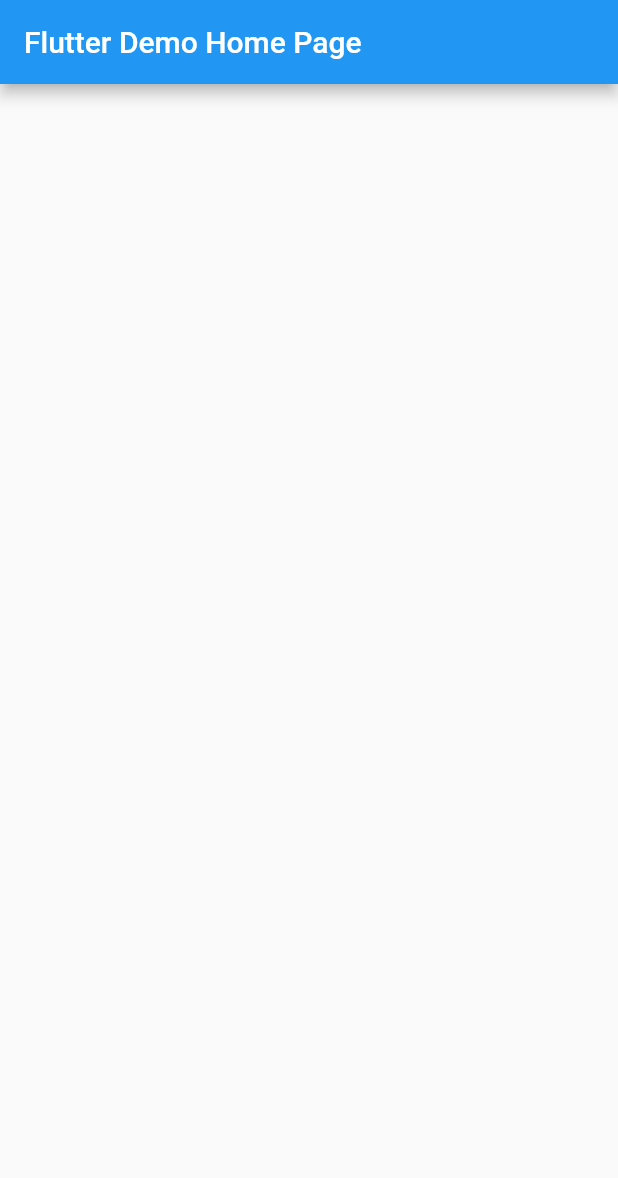
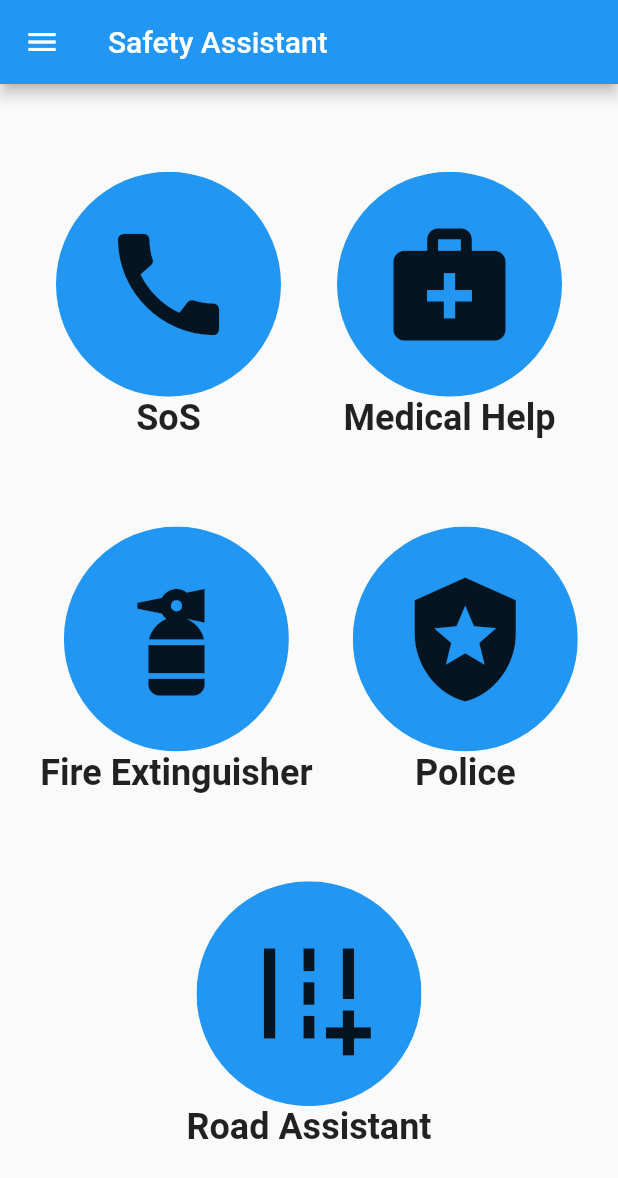
Before and after one commit to SiddhantPawar03/safety-assistant, a Flutter app: the screen it shows after launch, on a phone screen of 412 x 824 dp. Shown: the top 1178 px of the screen. Run offline on Flutter 3.47's test engine with Material 2 defaults, Android fonts, the phone set to English and light mode, and no system bars.

Commit message:
UI added

```diff
--- a/safety_assistant/lib/dashboard.dart
+++ b/safety_assistant/lib/dashboard.dart
@@ -9,13 +9,97 @@ class MyHomePage extends StatefulWidget {
 }
 
 class _MyHomePageState extends State<MyHomePage> {
-
   @override
   Widget build(BuildContext context) {
     return Scaffold(
+      drawer: Drawer(
+        child: Center(
+          child: Column(
+            children: <Widget>[
+              const UserAccountsDrawerHeader(
+                decoration: BoxDecoration(color: Colors.blue),
+                currentAccountPicture: CircleAvatar(
+                  radius: 50.0,
+                  backgroundColor: Color(0xFF778899),
+                  backgroundImage: NetworkImage(
+                      "https://avatars.githubusercontent.com/u/90468365?v=4"),
+                ),
+                accountName: Text(
+                  "Pavan Bhadane",
+                  style: TextStyle(color: Colors.black, fontSize: 19),
+                ),
+                accountEmail: Text(
+                  "Pavan49719@gmail.com",
+                  style: TextStyle(color: Colors.black),
+                ),
+              ),
+              ElevatedButton(onPressed: () {}, child: Text('Add SoS numbers')),
+              ElevatedButton(
+                  onPressed: () {}, child: Text('Check Device Status')),
+            ],
+          ),
+        ),
+      ),
       appBar: AppBar(
         title: Text(widget.title),
+      ),
+      body: Column(
+        mainAxisAlignment: MainAxisAlignment.spaceEvenly,
+        children: [
+          Row(
+            mainAxisAlignment: MainAxisAlignment.spaceEvenly,
+            children: [
+              icon_button(icon: Icons.call, titleText: "SoS"),
+              icon_button(
+                  icon: Icons.medical_services, titleText: "Medical Help"),
+            ],
+          ),
+          Row(
+            mainAxisAlignment: MainAxisAlignment.spaceEvenly,
+            children: [
+              icon_button(
+                  icon: Icons.fire_extinguisher,
+                  titleText: "Fire Extinguisher"),
+              icon_button(icon: Icons.local_police, titleText: "Police"),
+            ],
+          ),
+          icon_button(icon: Icons.add_road, titleText: "Road Assistant"),
+        ],
       ),
     );
   }
 }
+
+class icon_button extends StatelessWidget {
+  IconData icon;
+  String titleText;
+  icon_button({required this.icon, required this.titleText});
+
+  @override
+  Widget build(BuildContext context) {
+    return Column(
+      children: [
+        ClipOval(
+          child: Material(
+            color: Colors.blue, // Button color
+            child: InkWell(
+              splashColor: Colors.red, // Splash color
+              onTap: () {},
+              child: SizedBox(
+                  width: 150,
+                  height: 150,
+                  child: Icon(
+                    icon,
+                    size: 90,
+                  )),
+            ),
+          ),
+        ),
+        Text(
+          titleText,
+          style: TextStyle(fontSize: 24, fontWeight: FontWeight.bold),
+        ),
+      ],
+    );
+  }
+}
--- a/safety_assistant/lib/main.dart
+++ b/safety_assistant/lib/main.dart
@@ -11,11 +11,12 @@ class MyApp extends StatelessWidget {
   @override
   Widget build(BuildContext context) {
     return MaterialApp(
-      title: 'Flutter Demo',
+      title: 'Flutter Safety App',
+      debugShowCheckedModeBanner: false,
       theme: ThemeData(
         primarySwatch: Colors.blue,
       ),
-      home: const MyHomePage(title: 'Flutter Demo Home Page'),
+      home: const MyHomePage(title: 'Safety Assistant'),
     );
   }
 }
```
